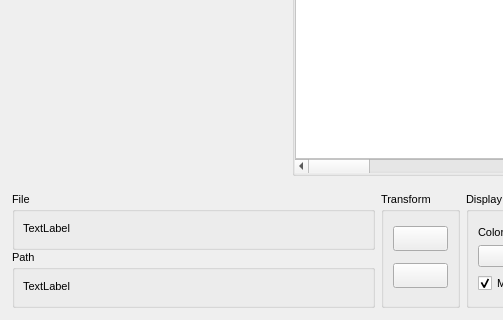
Before: the Qt Designer form mantis_xray/pageloaddata.ui in mlerotic/spectromicroscopy, drawn with Qt 5; both pictures show x 0 to 503 and y 560 to 880 of the 1024 by 880 pixel window.
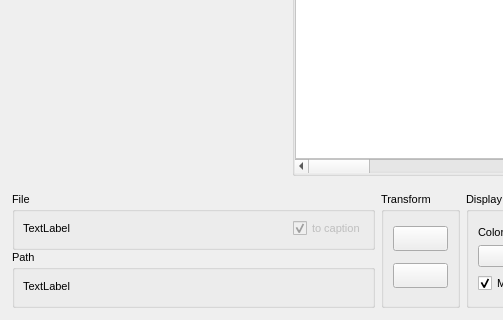
After: the same form once the commit is applied. Icons and pictures are not drawn. Custom widgets are drawn as their Qt base class.

Commit message: Not for production! Image/spectrum caption and other tweaks

What changed in the file:
```diff
--- a/mantis_xray/pageloaddata.ui
+++ b/mantis_xray/pageloaddata.ui
@@ -398,6 +398,11 @@
             <number>0</number>
            </property>
            <item>
+            <layout class="QHBoxLayout" name="horizontalLayout_7">
+             <property name="spacing">
+              <number>0</number>
+             </property>
+             <item>
             <widget class="QLabel" name="tc_file">
              <property name="font">
               <font>
@@ -415,6 +420,34 @@
               <set>Qt::TextSelectableByKeyboard|Qt::TextSelectableByMouse</set>
              </property>
             </widget>
+             </item>
+             <item>
+              <spacer name="horizontalSpacer">
+               <property name="orientation">
+                <enum>Qt::Horizontal</enum>
+               </property>
+               <property name="sizeHint" stdset="0">
+                <size>
+                 <width>40</width>
+                 <height>20</height>
+                </size>
+               </property>
+              </spacer>
+             </item>
+             <item>
+              <widget class="QCheckBox" name="FnOverlayCheckBox">
+               <property name="enabled">
+                <bool>false</bool>
+               </property>
+               <property name="text">
+                <string>to caption</string>
+               </property>
+               <property name="checked">
+                <bool>true</bool>
+               </property>
+              </widget>
+             </item>
+            </layout>
            </item>
           </layout>
          </widget>
```
Lines whose indentation alone changed are shown as unchanged. The commit also changes 8 other files.
